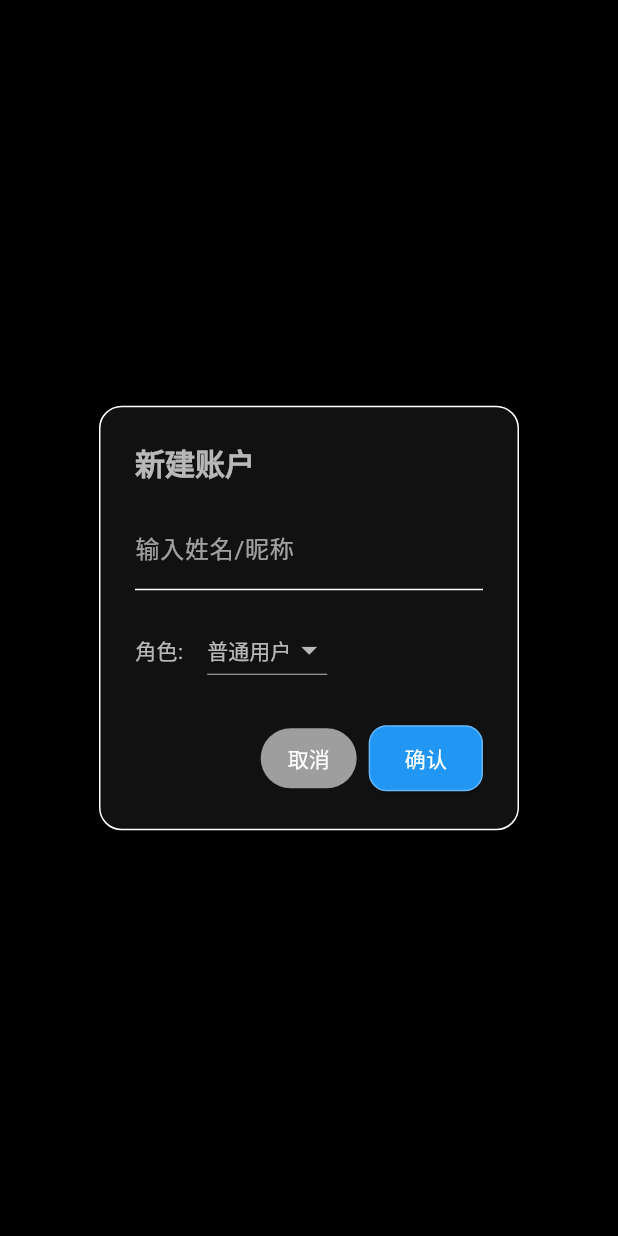
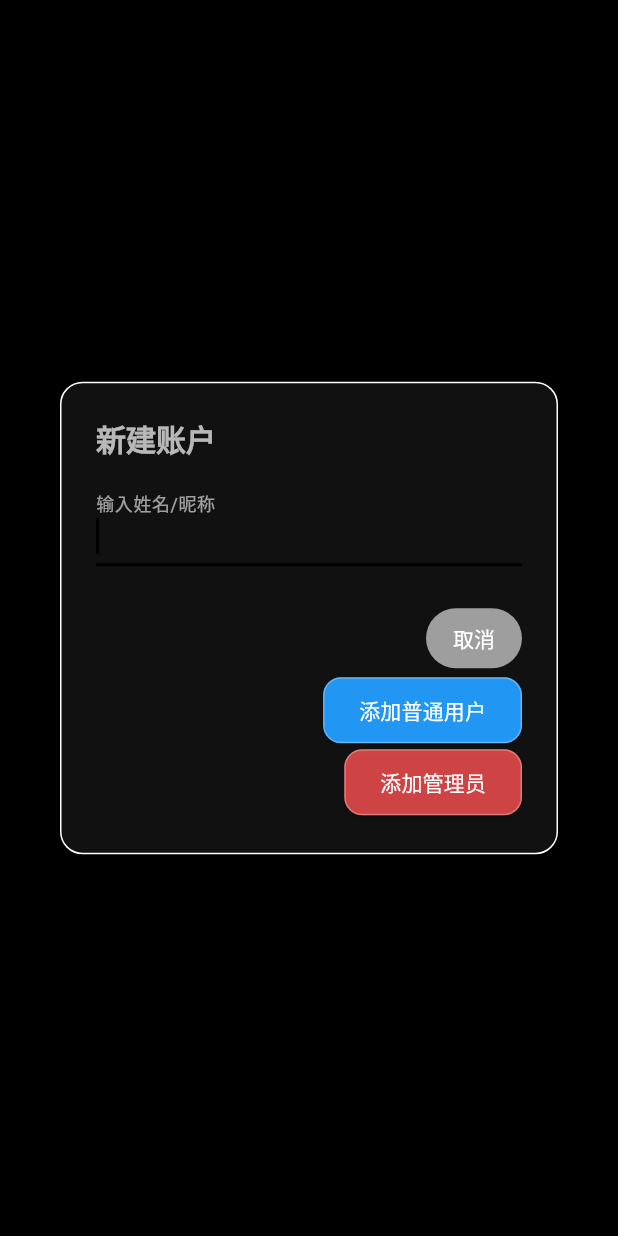
Before and after one commit to whmdg20090421/English-dictation, a Flutter app: what promptAccountDialog() shows on an empty page, opened directly with empty values, on a phone screen of 412 x 824 dp. Run offline on Flutter 3.47's test engine with Material 3 defaults, Android fonts, the phone set to English and light mode, and no system bars; our stand-ins replace dio, flutter_tts, shared_preferences, sqflite_sqlcipher, video_player; missing offline and left inert: encrypt; accounts and stored records are empty; network calls fail.

Commit message:
fix(ui): 修复字符串插值和UI溢出问题，提升稳定性

```diff
--- a/english_dictation_flutter/lib/utils/dialogs.dart
+++ b/english_dictation_flutter/lib/utils/dialogs.dart
@@ -175,13 +175,10 @@ class DialogUtils {
 
   static void promptAccountDialog(BuildContext context, Function(String name, String role) callback) {
     final TextEditingController controller = TextEditingController();
-    String selectedRole = 'user';
 
     showDialog(
       context: context,
       builder: (context) {
-        return StatefulBuilder(
-          builder: (context, setStateDialog) {
         return AlertDialog(
           backgroundColor: Theme.of(context).cardColor,
           shape: RoundedRectangleBorder(
@@ -194,29 +191,9 @@ class DialogUtils {
             children: [
               TextField(
                 controller: controller,
+                autofocus: true,
                 style: TextStyle(color: Theme.of(context).textTheme.bodyLarge?.color),
                 decoration: InputDecoration(labelText: '输入姓名/昵称', labelStyle: TextStyle(color: Theme.of(context).textTheme.bodyMedium?.color)),
-                  ),
-                  const SizedBox(height: 16),
-                  Row(
-                    children: [
-                      Text('角色:', style: TextStyle(color: Theme.of(context).textTheme.bodyLarge?.color)),
-                      const SizedBox(width: 16),
-                      DropdownButton<String>(
-                        value: selectedRole,
-                        dropdownColor: Theme.of(context).cardColor,
-                        style: TextStyle(color: Theme.of(context).textTheme.bodyLarge?.color),
-                        items: const [
-                          DropdownMenuItem(value: 'user', child: Text('普通用户')),
-                          DropdownMenuItem(value: 'admin', child: Text('管理员')),
-                        ],
-                        onChanged: (val) {
-                          if (val != null) {
-                            setStateDialog(() => selectedRole = val);
-                          }
-                        },
-                      ),
-                    ],
               ),
             ],
           ),
@@ -231,15 +208,27 @@ class DialogUtils {
                 final text = controller.text.trim();
                 if (text.isNotEmpty) {
                   Navigator.pop(context);
-                      callback(text, selectedRole);
+                  callback(text, 'user');
                 }
               },
               style: ElevatedButton.styleFrom(backgroundColor: Colors.blue[500]),
-                  child: const Text('确认', style: TextStyle(color: Colors.white)),
+              child: const Text('添加普通用户', style: TextStyle(color: Colors.white)),
+            ),
+            ElevatedButton(
+              onPressed: () {
+                final text = controller.text.trim();
+                if (text.isNotEmpty) {
+                  Navigator.pop(context);
+                  callback(text, 'admin');
+                }
+              },
+              style: ElevatedButton.styleFrom(
+                backgroundColor: Colors.redAccent.withOpacity(0.8),
+                foregroundColor: Colors.white,
+              ),
+              child: const Text('添加管理员'),
             ),
           ],
-            );
-          }
         );
       },
     );
--- a/english_dictation_flutter/pubspec.yaml
+++ b/english_dictation_flutter/pubspec.yaml
@@ -16,7 +16,7 @@ publish_to: 'none' # Remove this line if you wish to publish to pub.dev
 # https://developer.apple.com/library/archive/documentation/General/Reference/InfoPlistKeyReference/Articles/CoreFoundationKeys.html
 # In Windows, build-name is used as the major, minor, and patch parts
 # of the product and file versions while build-number is used as the build suffix.
-version: 1.0.1
+version: 1.0.2
 
 environment:
   sdk: '>=3.0.0 <4.0.0'
```
Also changed, not shown: english_dictation_flutter/lib/screens/cloud_setup_screen.dart (+113 -18 lines), english_dictation_flutter/lib/screens/data_browser_screen.dart (+22 -18 lines). Lines whose indentation alone changed are shown as unchanged.
